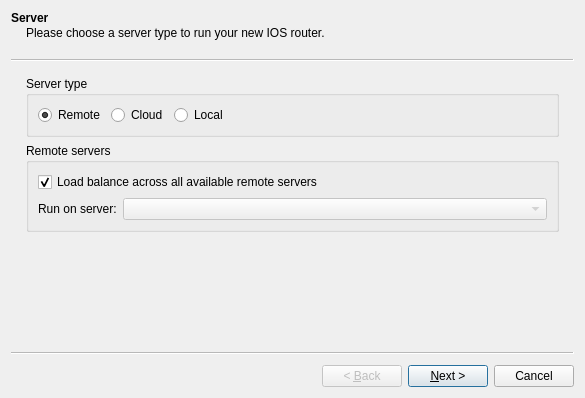
Above: gns3/modules/dynamips/ui/ios_router_wizard.ui from GNS3/gns3-gui before the change. Below: the same form after it.
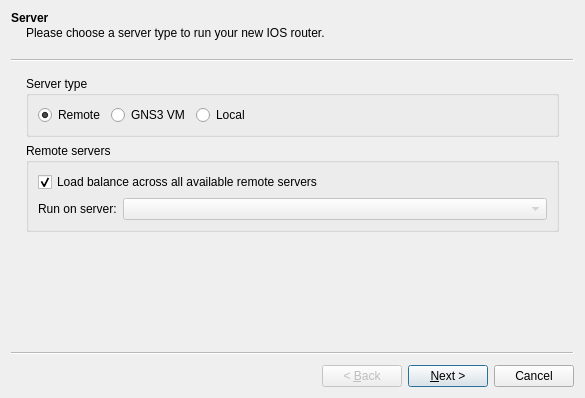
That is the form after the change.

```diff
--- a/gns3/modules/dynamips/ui/ios_router_wizard.ui
+++ b/gns3/modules/dynamips/ui/ios_router_wizard.ui
@@ -43,7 +43,7 @@
        <item>
         <widget class="QRadioButton" name="uiCloudRadioButton">
          <property name="text">
-          <string>Cloud</string>
+          <string>GNS3 VM</string>
          </property>
         </widget>
        </item>
```
Left out of the diff: 2 changed lines with no effect on the pictures.
